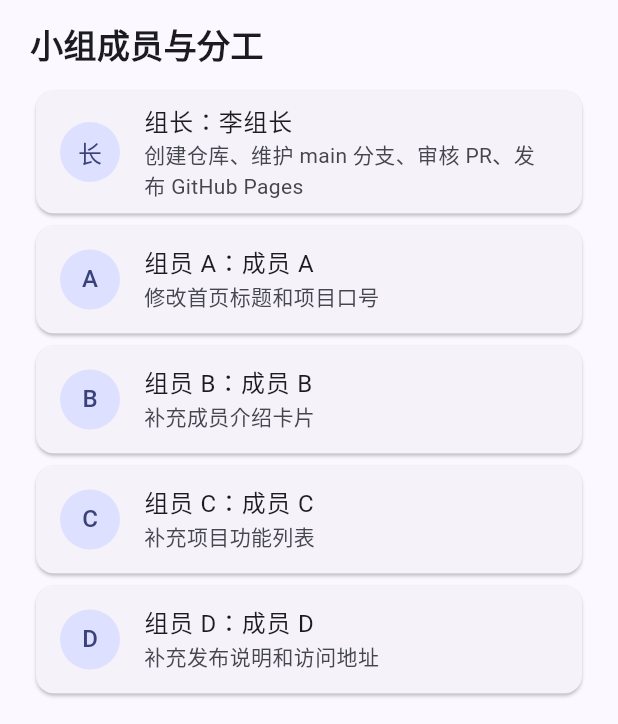
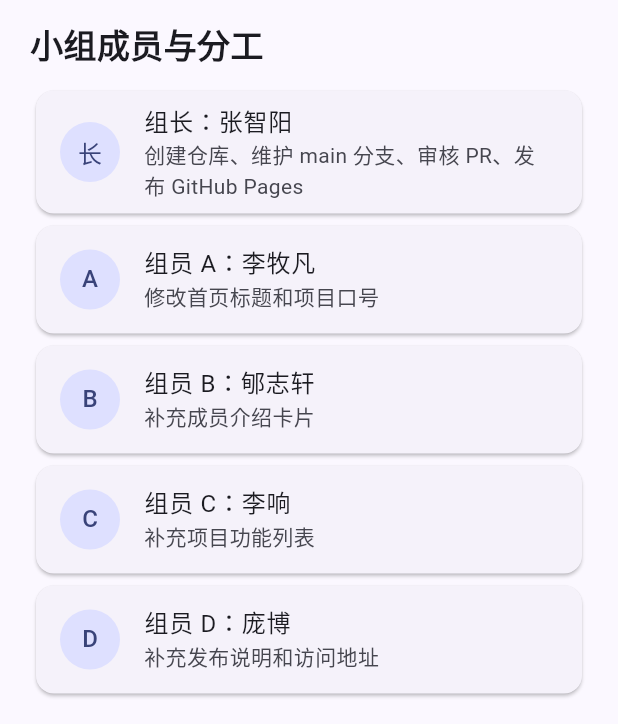
Before and after one commit to ArthurHirai-CYBER/mobile-lab-group-demo, a Flutter app: the screen it shows after launch, on a phone screen of 412 x 824 dp. Shown: the part 358-1082 px from the top of the screen. Run offline on Flutter 3.47's test engine with Material 3 defaults, Android fonts, the phone set to English and light mode, and no system bars.

```diff
--- a/lib/main.dart
+++ b/lib/main.dart
@@ -28,11 +28,15 @@ class TeamHomePage extends StatelessWidget {
   static const String projectSlogan = '用 GitHub 协作完成一次真实的小组项目发布';
 
   static const List<TeamMember> members = [
-    TeamMember(role: '组长', name: '李组长', task: '创建仓库、维护 main 分支、审核 PR、发布 GitHub Pages'),
-    TeamMember(role: '组员 A', name: '成员 A', task: '修改首页标题和项目口号'),
-    TeamMember(role: '组员 B', name: '成员 B', task: '补充成员介绍卡片'),
-    TeamMember(role: '组员 C', name: '成员 C', task: '补充项目功能列表'),
-    TeamMember(role: '组员 D', name: '成员 D', task: '补充发布说明和访问地址'),
+    TeamMember(
+      role: '组长',
+      name: '张智阳',
+      task: '创建仓库、维护 main 分支、审核 PR、发布 GitHub Pages',
+    ),
+    TeamMember(role: '组员 A', name: '李牧凡', task: '修改首页标题和项目口号'),
+    TeamMember(role: '组员 B', name: '郇志轩', task: '补充成员介绍卡片'),
+    TeamMember(role: '组员 C', name: '李响', task: '补充项目功能列表'),
+    TeamMember(role: '组员 D', name: '庞博', task: '补充发布说明和访问地址'),
   ];
 
   static const List<String> features = [
@@ -100,7 +104,10 @@ class MembersSection extends StatelessWidget {
     return Column(
       crossAxisAlignment: CrossAxisAlignment.start,
       children: [
-        const Text('小组成员与分工', style: TextStyle(fontSize: 22, fontWeight: FontWeight.bold)),
+        const Text(
+          '小组成员与分工',
+          style: TextStyle(fontSize: 22, fontWeight: FontWeight.bold),
+        ),
         const SizedBox(height: 12),
         ...TeamHomePage.members.map((member) => MemberCard(member: member)),
       ],
@@ -136,7 +143,10 @@ class FeaturesSection extends StatelessWidget {
         child: Column(
           crossAxisAlignment: CrossAxisAlignment.start,
           children: [
-            const Text('项目功能', style: TextStyle(fontSize: 22, fontWeight: FontWeight.bold)),
+            const Text(
+              '项目功能',
+              style: TextStyle(fontSize: 22, fontWeight: FontWeight.bold),
+            ),
             const SizedBox(height: 8),
             ...TeamHomePage.features.map((feature) => Text('• $feature')),
           ],
@@ -158,7 +168,10 @@ class ReleaseSection extends StatelessWidget {
         child: Column(
           crossAxisAlignment: CrossAxisAlignment.start,
           children: [
-            const Text('发布说明', style: TextStyle(fontSize: 22, fontWeight: FontWeight.bold)),
+            const Text(
+              '发布说明',
+              style: TextStyle(fontSize: 22, fontWeight: FontWeight.bold),
+            ),
             const SizedBox(height: 8),
             ...TeamHomePage.releaseNotes.map((note) => Text('• $note')),
           ],
@@ -169,7 +182,11 @@ class ReleaseSection extends StatelessWidget {
 }
 
 class TeamMember {
-  const TeamMember({required this.role, required this.name, required this.task});
+  const TeamMember({
+    required this.role,
+    required this.name,
+    required this.task,
+  });
 
   final String role;
   final String name;
```
